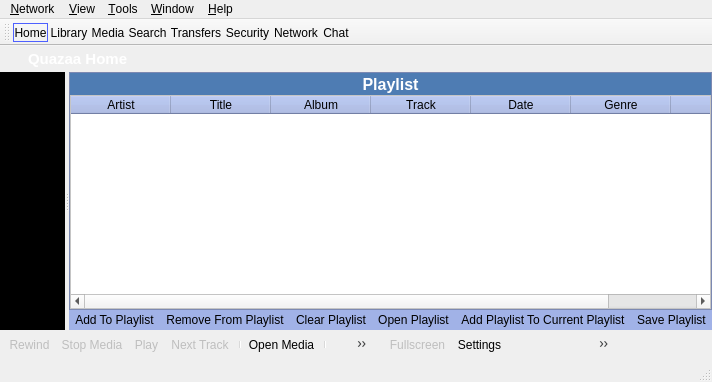
The window that mainwindow.ui (c3c/quazaa) describes before a commit, drawn with Qt 5.
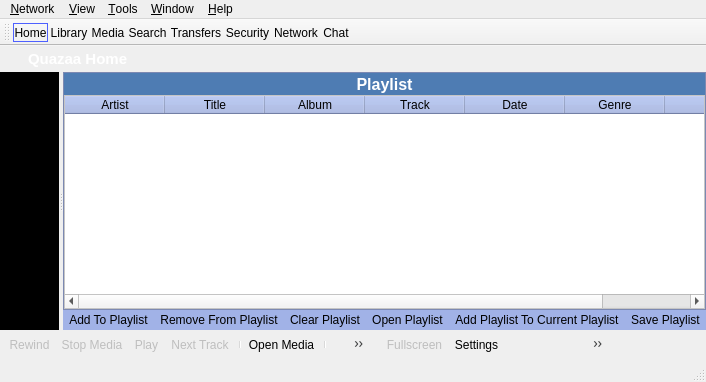
The same window after the commit. Icons and pictures are not drawn. Custom widgets are drawn as their Qt base class.

Patch:
```diff
--- a/mainwindow.ui
+++ b/mainwindow.ui
@@ -6,7 +6,7 @@
    <rect>
     <x>0</x>
     <y>0</y>
-    <width>712</width>
+    <width>706</width>
     <height>345</height>
    </rect>
   </property>
@@ -1924,7 +1924,7 @@
                </sizepolicy>
               </property>
               <property name="autoFillBackground">
-               <bool>false</bool>
+               <bool>true</bool>
               </property>
               <property name="styleSheet">
                <string notr="true">QFrame#frameMediaWindow {
@@ -6050,7 +6050,7 @@
     <rect>
      <x>0</x>
      <y>0</y>
-     <width>712</width>
+     <width>706</width>
      <height>20</height>
     </rect>
    </property>
```
Left out of the diff: 6 changed lines with no effect on the pictures.
